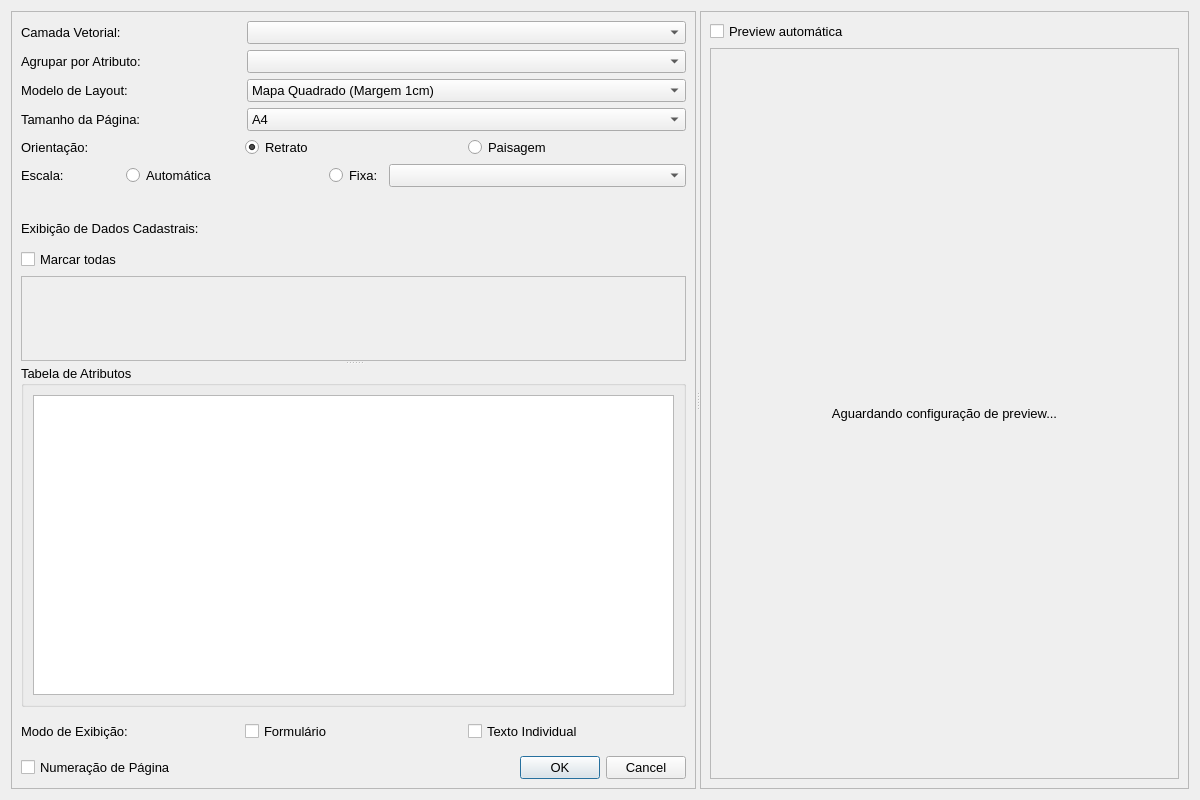
Old version of the form vector_to_map_dialog_base.ui in the repository matheusdurso/VectorToMap.
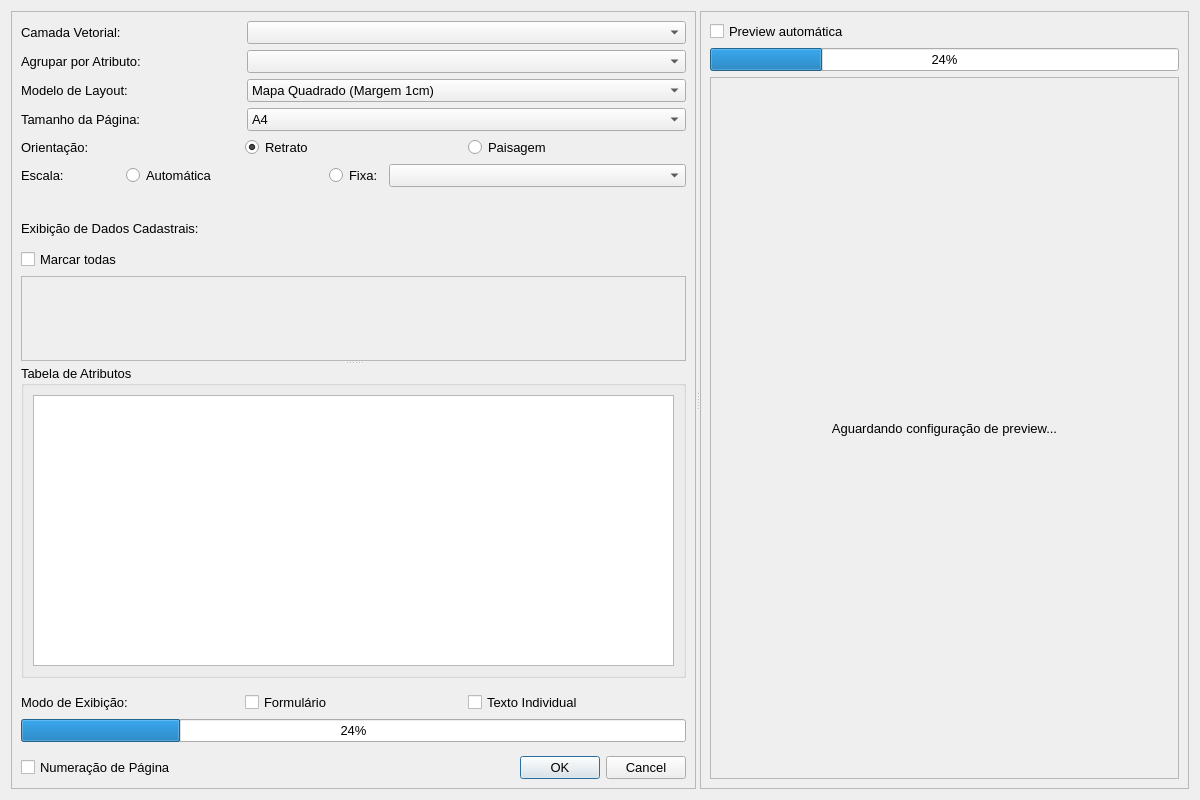
New version of the form. Custom widgets are drawn as their Qt base class.

```diff
--- a/vector_to_map_dialog_base.ui
+++ b/vector_to_map_dialog_base.ui
@@ -45,7 +45,7 @@
         <rect>
          <x>0</x>
          <y>0</y>
-         <width>670</width>
+         <width>673</width>
          <height>776</height>
         </rect>
        </property>
@@ -509,6 +509,19 @@
           </item>
          </layout>
         </item>
+        <item>
+         <widget class="QProgressBar" name="progressBar">
+          <property name="value">
+           <number>24</number>
+          </property>
+          <property name="textVisible">
+           <bool>true</bool>
+          </property>
+          <property name="invertedAppearance">
+           <bool>false</bool>
+          </property>
+         </widget>
+        </item>
         <item>
          <layout class="QHBoxLayout" name="horizontalLayout_7">
           <property name="topMargin">
@@ -558,13 +571,13 @@
         <rect>
          <x>0</x>
          <y>0</y>
-         <width>498</width>
+         <width>495</width>
          <height>776</height>
         </rect>
        </property>
        <layout class="QVBoxLayout" name="verticalLayout_3">
         <item>
-         <layout class="QVBoxLayout" name="verticalLayout_5" stretch="0,1">
+         <layout class="QVBoxLayout" name="verticalLayout_5" stretch="0,0,1">
           <item>
            <widget class="QCheckBox" name="chk_preview_auto">
             <property name="layoutDirection">
@@ -578,6 +591,13 @@
             </property>
            </widget>
           </item>
+          <item>
+           <widget class="QProgressBar" name="previewProgressBar">
+            <property name="value">
+             <number>24</number>
+            </property>
+           </widget>
+          </item>
           <item>
            <widget class="QLabel" name="lbl_preview">
             <property name="font">
```
Left out of the diff: 2 changed lines with no effect on the pictures.
